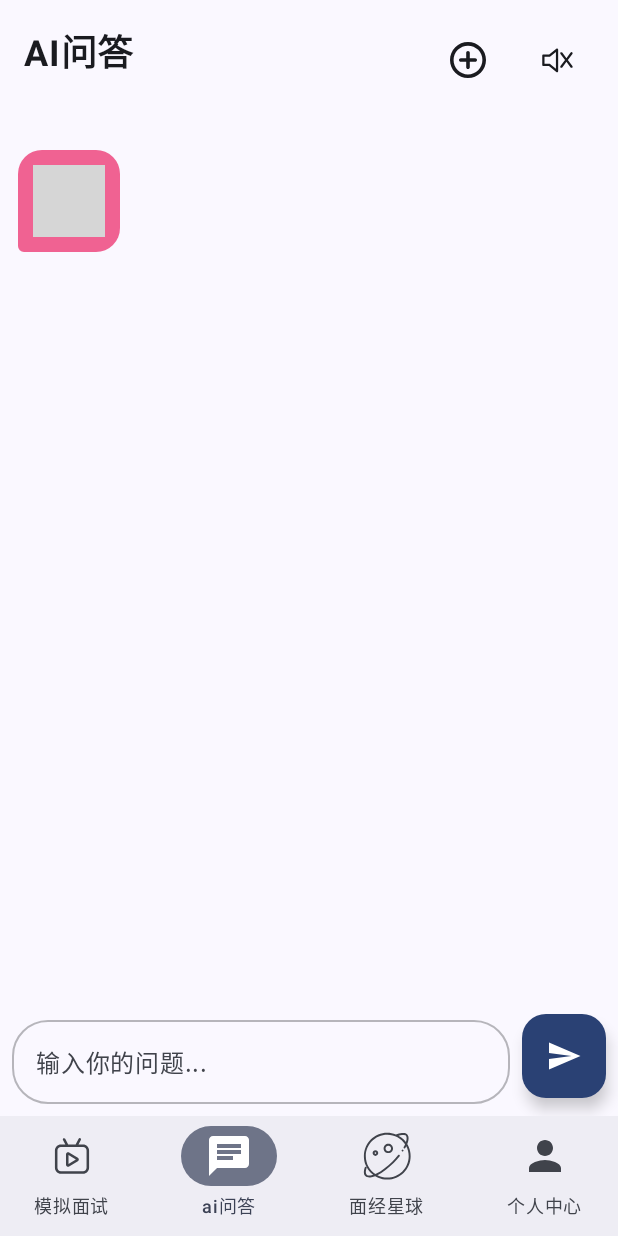
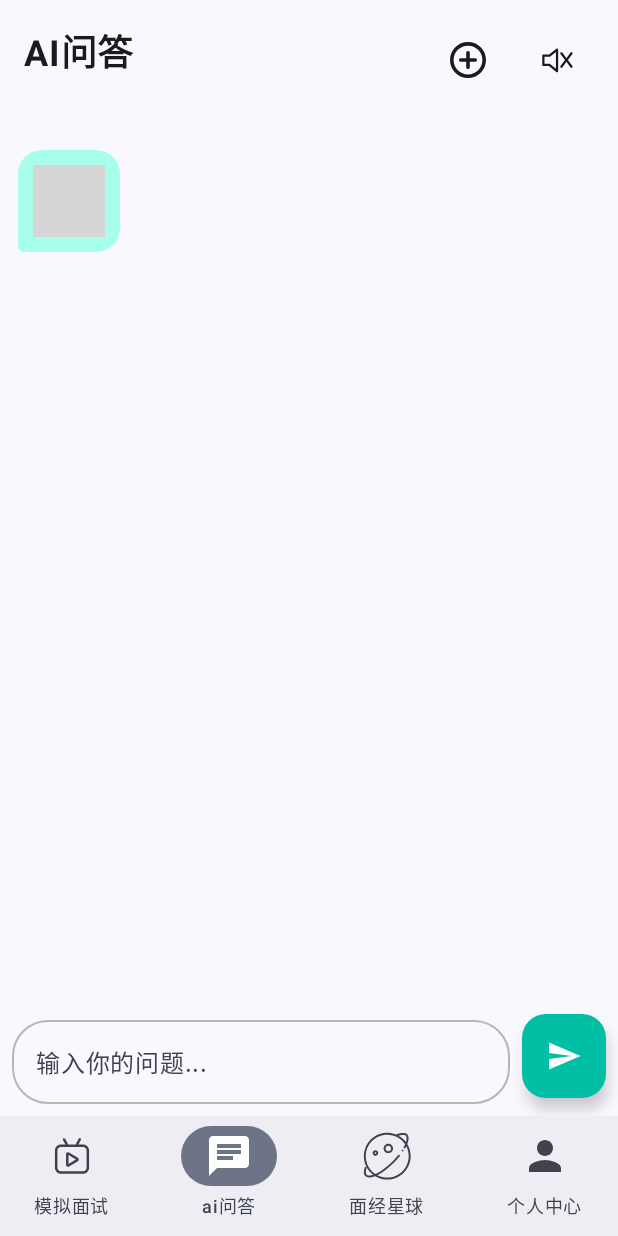
Before and after one commit to roselle-luo/AiInterviewHelper, an Android app built with Jetpack Compose: the ChatScreen screen opened through its navigation route, on a phone screen of 412 x 824 dp. Run offline under Robolectric (Android 15) with nearby library versions, the phone set to English and light mode, and no system bars; our stand-ins replace Dagger/Hilt's generated code; libraries missing offline, so code that uses them is left out: dev.jeziellago.compose; 1 statement that could not run was skipped; grey boxes are pictures that could not be loaded.

```diff
--- a/app/src/main/java/com/example/interviewhelper/ui/screens/ChatScreen.kt
+++ b/app/src/main/java/com/example/interviewhelper/ui/screens/ChatScreen.kt
@@ -53,6 +53,9 @@ import androidx.navigation.NavController
 import com.example.interviewhelper.R
 import com.example.interviewhelper.data.model.ChatMessage
 import com.example.interviewhelper.data.model.MessageRole
+import com.example.interviewhelper.ui.theme.Aqua40
+import com.example.interviewhelper.ui.theme.Aqua80
+import com.example.interviewhelper.ui.theme.MintBackground
 import com.example.interviewhelper.ui.theme.Peach50
 import com.example.interviewhelper.viewmodel.ChatScreenViewModel
 import dev.jeziellago.compose.markdowntext.MarkdownText
@@ -77,7 +80,7 @@ fun ChatScreen(navController: NavController, viewModel: ChatScreenViewModel = hi
             ) {
                 Text("AI问答", fontWeight = FontWeight.Bold, fontSize = 24.sp)
                 Row {
-                    IconButton(onClick = {}) {
+                    IconButton(onClick = { viewModel.clearMessages() }) {
                         Box(
                             modifier = Modifier.size(24.dp)
                         ) {
@@ -161,7 +164,7 @@ fun ChatScreen(navController: NavController, viewModel: ChatScreenViewModel = hi
                                 focus.clearFocus()
                             } else Toast.makeText(context, "输入内容不能为空", Toast.LENGTH_SHORT).show()
                         },
-                        containerColor = MaterialTheme.colorScheme.primary,
+                        containerColor = Aqua40,
                         contentColor = MaterialTheme.colorScheme.onPrimary
                     ) {
                         Icon(Icons.Filled.Send, contentDescription = "发送")
@@ -177,7 +180,7 @@ fun ChatMessageItem(message: ChatMessage, screenWidth: Dp) {
     val isUser = message.role == MessageRole.USER
     if (isUser) Alignment.CenterEnd else Alignment.CenterStart
     val bubbleColor =
-        if (isUser) MaterialTheme.colorScheme.primary else Peach50
+        if (isUser) MaterialTheme.colorScheme.primary else Aqua80
 
     Row(
         modifier = Modifier
```
Also changed, not shown: app/src/main/java/com/example/interviewhelper/viewmodel/ChatScreenViewModel.kt (+5 -44 lines).
